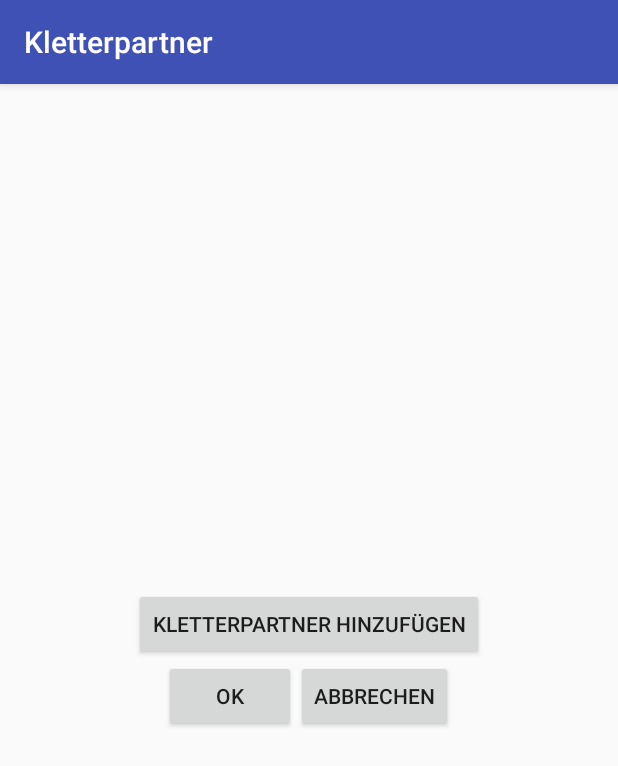
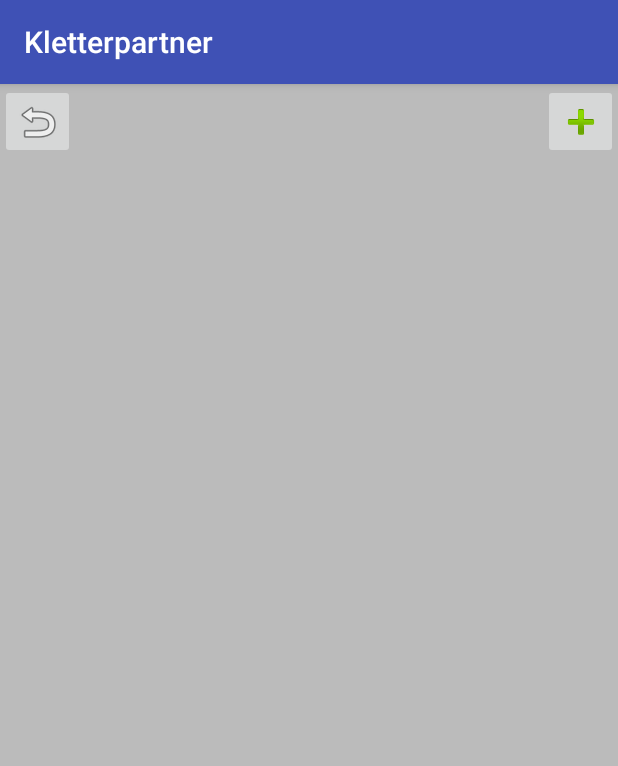
Before and after one commit to YacGroup/yacguide, an Android app: the PartnersActivity screen opened directly, with no data from a screen before it, on a phone screen of 412 x 824 dp. Shown: the top 766 px of the screen. Run offline under Robolectric (Android 15) with nearby library versions, the phone set to English and light mode, and no system bars.

```diff
--- a/app/src/main/java/com/example/paetz/yacguide/AscendActivity.java
+++ b/app/src/main/java/com/example/paetz/yacguide/AscendActivity.java
@@ -128,7 +128,7 @@ public class AscendActivity extends AppCompatActivity {
 
     private void _displayContent() {
         final Route route = _db.routeDao().getRoute(_routeId);
-        setTitle(route != null ? route.getName() : "???");
+        setTitle(route != null ? route.getName() + "   " + route.getGrade() : "???");
 
         Spinner spinner = findViewById(R.id.styleSpinner);
         String[] climbing_styles = _db.CLIMBING_STYLES.values().toArray(new String[0]);
--- a/app/src/main/res/layout/activity_partners.xml
+++ b/app/src/main/res/layout/activity_partners.xml
@@ -1,19 +1,36 @@
 <?xml version="1.0" encoding="utf-8"?>
 <LinearLayout xmlns:android="http://schemas.android.com/apk/res/android"
+    xmlns:app="http://schemas.android.com/apk/res-auto"
+    android:id="@+id/baseLayout"
+    android:layout_width="fill_parent"
+    android:layout_height="fill_parent"
     android:orientation="vertical"
-    android:layout_width="wrap_content"
-    android:layout_height="wrap_content"
-    android:layout_gravity="center"
-    android:id="@+id/dialogLayout">
+    android:background="#bbbbbb">
 
-    <Button xmlns:android="http://schemas.android.com/apk/res/android"
-        android:layout_width="wrap_content"
-        android:layout_height="wrap_content"
-        android:layout_gravity="center"
-        android:id="@+id/addPartnerButton"
-        android:text="KLetterpartner hinzufügen"
-        android:onClick="addPartner"
-        />
+    <RelativeLayout xmlns:android="http://schemas.android.com/apk/res/android"
+        android:id="@+id/buttonLayout"
+        android:layout_width="match_parent"
+        android:layout_height="wrap_content">
+
+        <ImageButton
+            android:id="@+id/okButton"
+            android:layout_width="50dp"
+            android:layout_height="50dp"
+            android:layout_alignParentTop="true"
+            android:layout_alignParentLeft="true"
+            android:onClick="enter"
+            app:srcCompat="@android:drawable/ic_menu_revert" />
+
+        <ImageButton
+            android:id="@+id/addButton"
+            android:layout_width="50dp"
+            android:layout_height="50dp"
+            android:layout_alignParentTop="true"
+            android:layout_alignParentRight="true"
+            android:onClick="addPartner"
+            app:srcCompat="@android:drawable/ic_input_add" />
+
+    </RelativeLayout>
 
     <ScrollView xmlns:android="http://schemas.android.com/apk/res/android"
         android:id="@+id/scrollView"
@@ -29,29 +46,4 @@
         </LinearLayout>
     </ScrollView>
 
-    <LinearLayout xmlns:android="http://schemas.android.com/apk/res/android"
-        android:orientation="horizontal"
-        android:layout_width="wrap_content"
-        android:layout_height="wrap_content"
-        android:layout_gravity="center"
-        android:id="@+id/yesNoLayout">
-
-    <Button xmlns:android="http://schemas.android.com/apk/res/android"
-            android:layout_width="wrap_content"
-            android:layout_height="wrap_content"
-            android:layout_gravity="center"
-            android:id="@+id/yesButton"
-            android:text="OK"
-            android:onClick="enter"
-            />
-
-    <Button xmlns:android="http://schemas.android.com/apk/res/android"
-        android:layout_width="wrap_content"
-        android:layout_height="wrap_content"
-        android:layout_gravity="center"
-        android:id="@+id/noButton"
-        android:text="Abbrechen"
-        android:onClick="cancel"
-        />
-    </LinearLayout>
 </LinearLayout>
```
Also changed, not shown: app/src/main/java/com/example/paetz/yacguide/PartnersActivity.java (+52 -9 lines).
